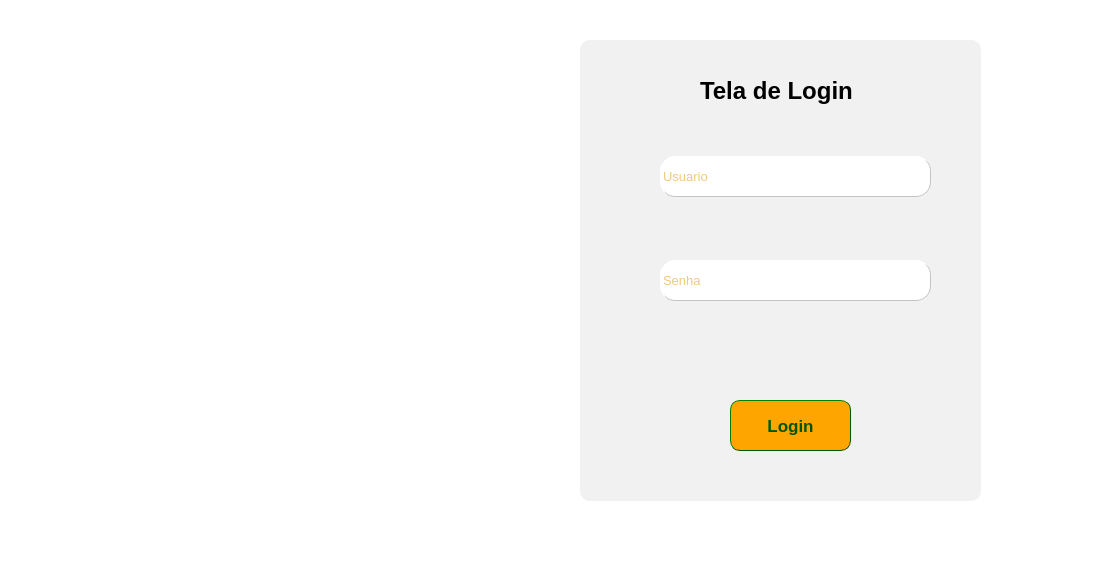
Old version of the form tela_login/primeira_tela.ui in the repository auriceliof/unifametro-map-MonsterProject.
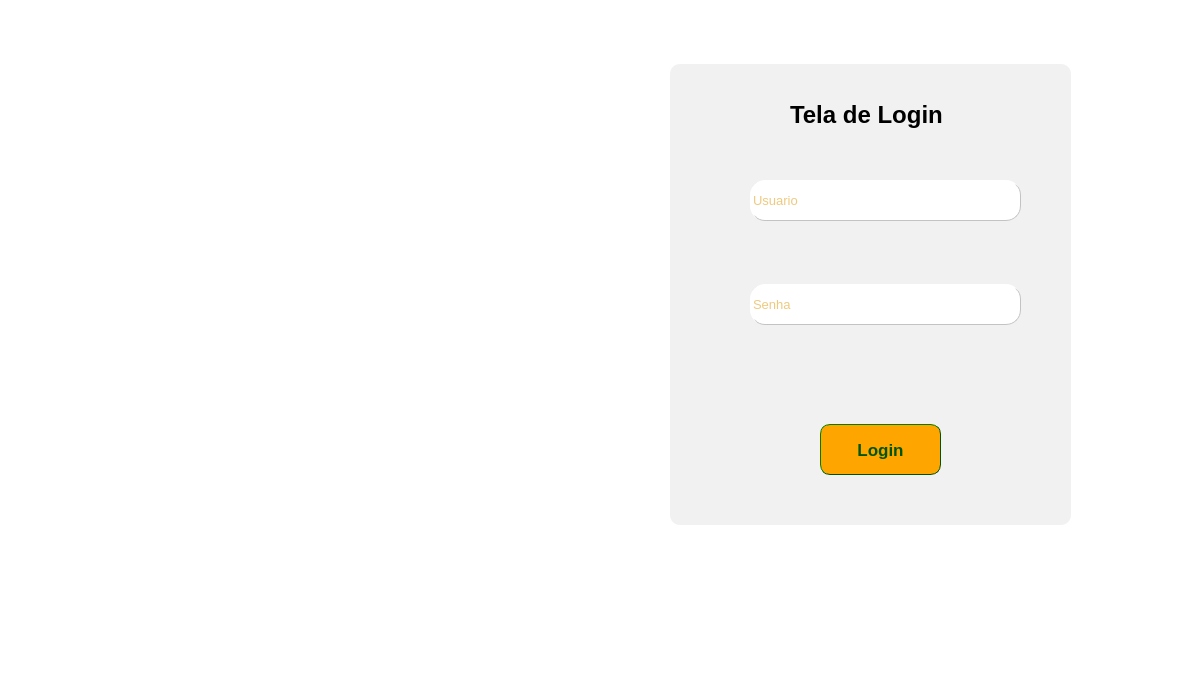
New version of the form. Icons and pictures are not drawn.

Diff of the .ui file:
```diff
--- a/tela_login/primeira_tela.ui
+++ b/tela_login/primeira_tela.ui
@@ -6,8 +6,8 @@
    <rect>
     <x>0</x>
     <y>0</y>
-    <width>1104</width>
-    <height>566</height>
+    <width>1183</width>
+    <height>683</height>
    </rect>
   </property>
   <property name="windowTitle">
@@ -20,8 +20,8 @@
    <widget class="QPushButton" name="pushButton">
     <property name="geometry">
      <rect>
-      <x>730</x>
-      <y>400</y>
+      <x>820</x>
+      <y>424</y>
       <width>121</width>
       <height>51</height>
      </rect>
@@ -51,8 +51,8 @@
    <widget class="QLineEdit" name="lineEdit">
     <property name="geometry">
      <rect>
-      <x>660</x>
-      <y>156</y>
+      <x>750</x>
+      <y>180</y>
       <width>271</width>
       <height>41</height>
      </rect>
@@ -92,8 +92,8 @@
    <widget class="QLineEdit" name="lineEdit_2">
     <property name="geometry">
      <rect>
-      <x>660</x>
-      <y>260</y>
+      <x>750</x>
+      <y>284</y>
       <width>271</width>
       <height>41</height>
      </rect>
@@ -122,8 +122,8 @@
    <widget class="QLabel" name="label_2">
     <property name="geometry">
      <rect>
-      <x>625</x>
-      <y>160</y>
+      <x>715</x>
+      <y>184</y>
       <width>41</width>
       <height>31</height>
      </rect>
@@ -144,8 +144,8 @@
    <widget class="QLabel" name="label_3">
     <property name="geometry">
      <rect>
-      <x>620</x>
-      <y>260</y>
+      <x>710</x>
+      <y>284</y>
       <width>51</width>
       <height>41</height>
      </rect>
@@ -163,8 +163,8 @@
    <widget class="QLabel" name="label_4">
     <property name="geometry">
      <rect>
-      <x>680</x>
-      <y>331</y>
+      <x>770</x>
+      <y>355</y>
       <width>241</width>
       <height>40</height>
      </rect>
@@ -189,9 +189,9 @@
    <widget class="QLabel" name="label_5">
     <property name="geometry">
      <rect>
-      <x>0</x>
-      <y>0</y>
-      <width>191</width>
+      <x>20</x>
+      <y>20</y>
+      <width>240</width>
       <height>41</height>
      </rect>
     </property>
@@ -208,8 +208,8 @@
    <widget class="QLabel" name="label">
     <property name="geometry">
      <rect>
-      <x>700</x>
-      <y>70</y>
+      <x>790</x>
+      <y>94</y>
       <width>181</width>
       <height>41</height>
      </rect>
@@ -234,8 +234,8 @@
    <widget class="QLabel" name="label_6">
     <property name="geometry">
      <rect>
-      <x>0</x>
-      <y>120</y>
+      <x>40</x>
+      <y>180</y>
       <width>441</width>
       <height>281</height>
      </rect>
@@ -253,8 +253,8 @@
    <widget class="QLabel" name="label_7">
     <property name="geometry">
      <rect>
-      <x>580</x>
-      <y>40</y>
+      <x>670</x>
+      <y>64</y>
       <width>401</width>
       <height>461</height>
      </rect>
```
